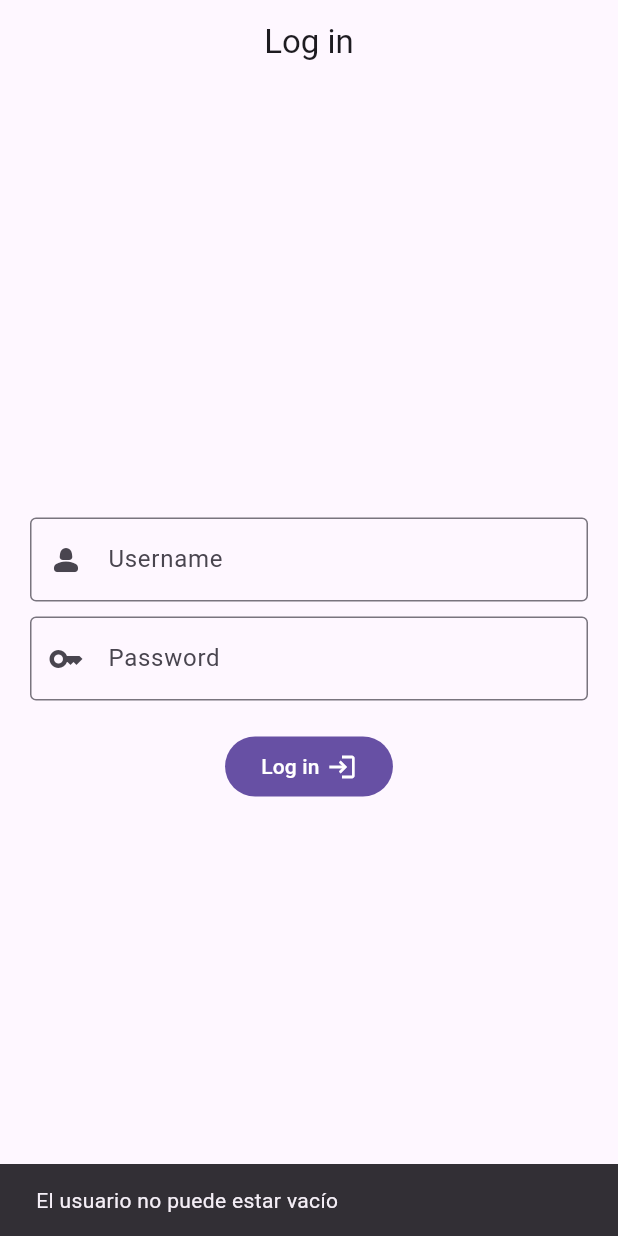
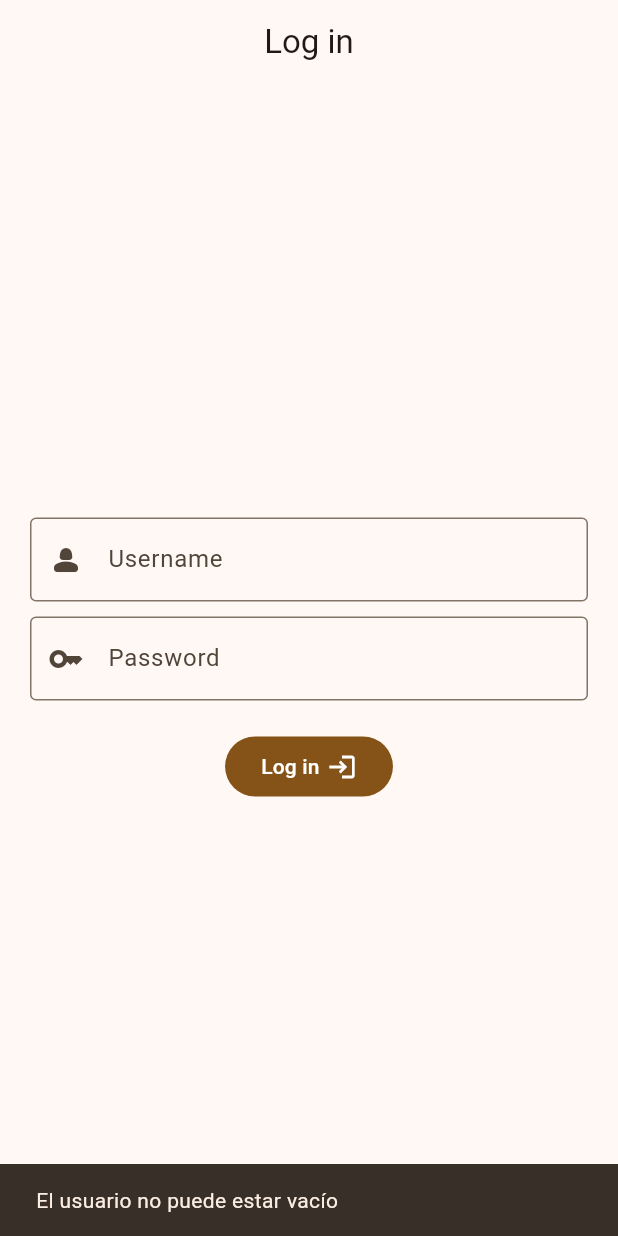
Before and after one commit to Frn1/Aplicaciones-DAP, a Flutter app: the screen it shows after launch, after a tap on "Log in", on a phone screen of 412 x 824 dp. Run offline on Flutter 3.47's test engine with Material 3 defaults, Android fonts, the phone set to English and light mode, and no system bars; our stand-ins replace flutter_widget_from_html, go_router; network calls fail.

Commit message:
Terminar app

```diff
--- a/App login y listas/lib/core/item.dart
+++ b/App login y listas/lib/core/item.dart
@@ -56,5 +56,5 @@ final testItems = [
   const Item(wikipediaTitle: "Python"),
   const Item(
       wikipediaTitle: "Swift (lenguaje de programación)", title: "Swift"),
-  const Item(wikipediaTitle: "Pascal")
+  const Item(wikipediaTitle: "Pascal (lenguaje de programación)", title: "Pascal")
 ];
--- a/App login y listas/lib/main.dart
+++ b/App login y listas/lib/main.dart
@@ -11,7 +11,12 @@ class MainApp extends StatelessWidget {
   @override
   Widget build(BuildContext context) {
     return MaterialApp.router(
-      title: 'App Login UI',
+      title: 'App Login y Listas',
+      theme: ThemeData(
+        colorSchemeSeed: Colors.orange,
+        brightness: MediaQuery.of(context).platformBrightness,
+        useMaterial3: true,
+      ),
       routerConfig: router,
       debugShowCheckedModeBanner: false,
     );
--- a/App login y listas/lib/presentation/screens/login.dart
+++ b/App login y listas/lib/presentation/screens/login.dart
@@ -1,13 +1,25 @@
 import 'package:app_login_ui/core/router.dart';
 import 'package:flutter/material.dart';
 
-const users = [User("ale", "terrenator"), User("fran", ":3"), User("alan", "hola")];
+final users = [
+  User("ale", "terrenator"),
+  User("fran", ":3"),
+  User("alan", "hola")
+];
 
 class User {
   final String username;
   String password;
 
   User(this.username, this.password);
+
+  @override
+  bool operator ==(Object other) {
+    if (other is User) {
+      return username == other.username && password == other.password;
+    }
+    return this == other;
+  }
 }
 
 // ignore: must_be_immutable
@@ -84,6 +96,29 @@ class LoginScreen extends StatelessWidget {
 
                 // Boton de log in
                 FilledButton(
+                  // Para poner más de una cosa dentro del botón
+                  // pongo un Row
+                  child: const Row(
+                    // Si no le digo que se achique al mínimo tamaño posible
+                    // me hace un botón gigantesco que va hasta el final
+                    mainAxisSize: MainAxisSize.min,
+                    children: [
+                      // Texto del botón
+                      Text(
+                        'Log in',
+                      ),
+                      // Un poquito de espacio horizontal usando SizedBox
+                      SizedBox(
+                        width: 5,
+                      ),
+                      // El ícono de login
+                      Icon(
+                        Icons.login,
+                        size: 20,
+                      ),
+                    ],
+                  ),
+
                   onPressed: () {
                     var user = userController.text;
                     var pass = passController.text;
@@ -115,11 +150,12 @@ class LoginScreen extends StatelessWidget {
                       return;
                     }
 
-                    var userIndex = allowedUsers.indexOf(User(user, pass)); // Devuelve -1 cuando no encuentra al usuario
+                    var userIndex = users.indexOf(
+                      User(user, pass),
+                    ); // Devuelve -1 cuando no encuentra al usuario
 
                     // El usuario o contraseña están mal
-                    if (userIndex == -1 ||
-                        pass != users[userIndex].password) {
+                    if (userIndex == -1 || pass != users[userIndex].password) {
                       ScaffoldMessenger.of(context)
                         ..clearSnackBars()
                         ..showSnackBar(
@@ -134,28 +170,6 @@ class LoginScreen extends StatelessWidget {
                       router.go('/', extra: user);
                     }
                   },
-                  // Para poner más de una cosa dentro del botón
-                  // pongo un Row
-                  child: const Row(
-                    // Si no le digo que se achique al mínimo tamaño posible
-                    // me hace un botón gigantesco que va hasta el final
-                    mainAxisSize: MainAxisSize.min,
-                    children: [
-                      // Texto del botón
-                      Text(
-                        'Log in',
-                      ),
-                      // Un poquito de espacio horizontal usando SizedBox
-                      SizedBox(
-                        width: 5,
-                      ),
-                      // El ícono de login
-                      Icon(
-                        Icons.login,
-                        size: 20,
-                      ),
-                    ],
-                  ),
                 ),
               ],
             ),
--- a/App login y listas/lib/presentation/screens/welcome.dart
+++ b/App login y listas/lib/presentation/screens/welcome.dart
@@ -25,7 +25,7 @@ class WelcomeScreen extends StatelessWidget {
           centerTitle: true,
         ),
         body: Padding(
-            padding: const EdgeInsets.all(8.0),
+            padding: const EdgeInsets.symmetric(horizontal: 8.0),
             child: StreamBuilder(
               stream: getArticleIntros(
                 testItems.map(
```
Also changed, not shown: App login y listas/lib/presentation/screens/article.dart (+25 -3 lines).
